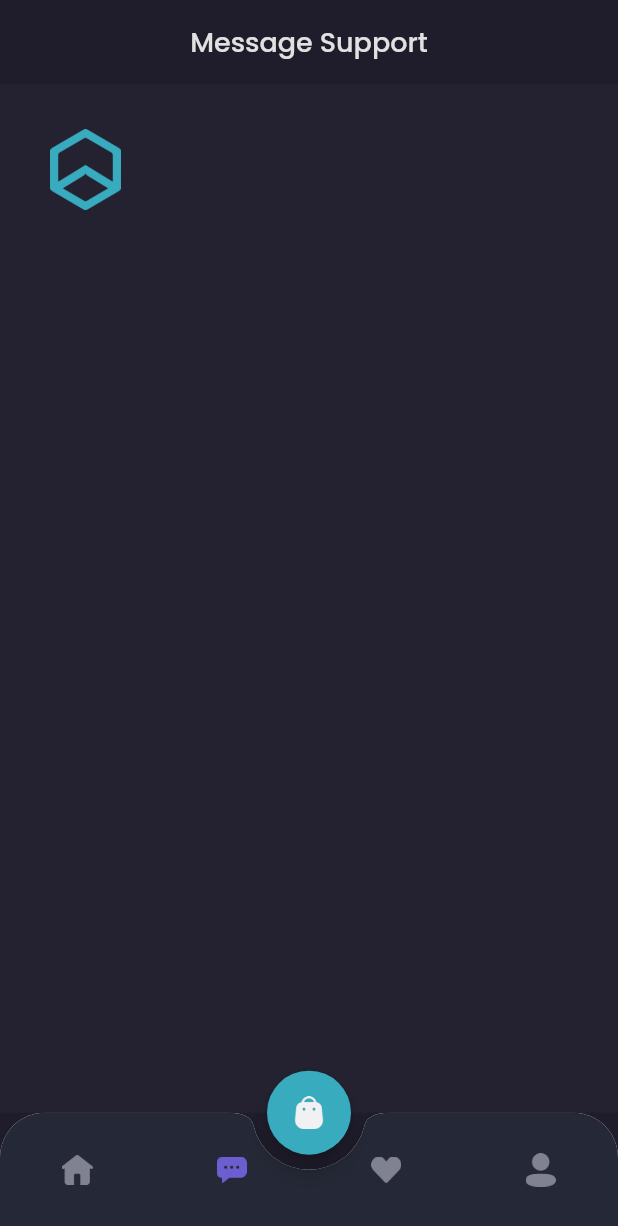
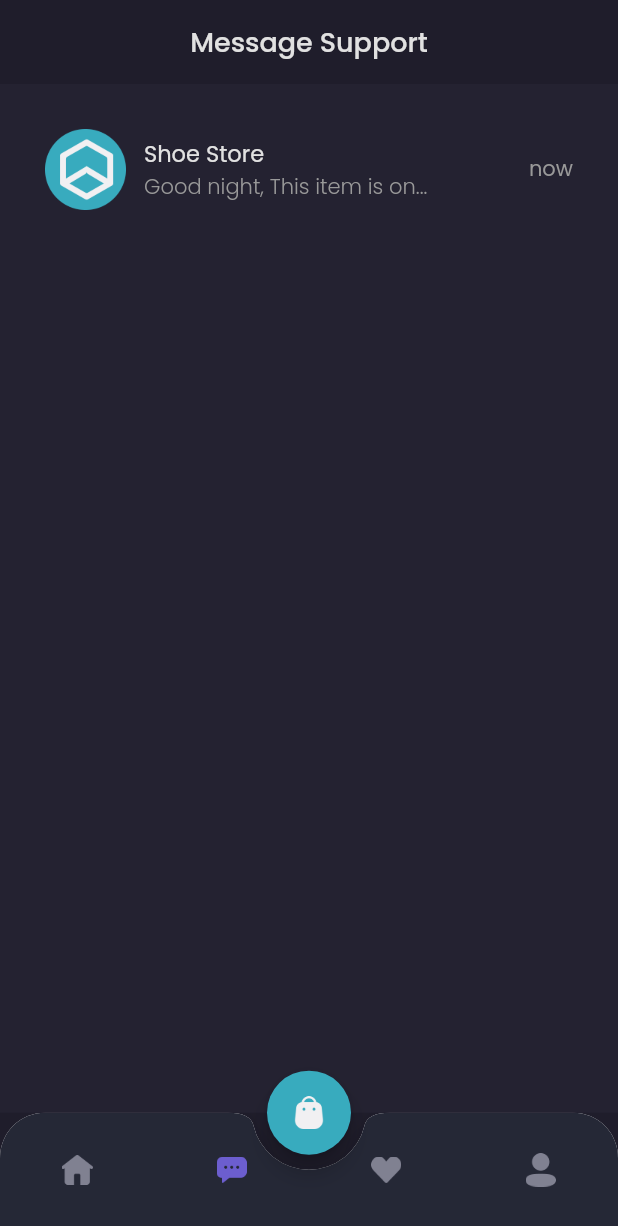
Before and after one commit to TOGICANDRA2734/shamo, a Flutter app: the MainPage screen opened by its route, item 2 of the bottom bar chosen, on a phone screen of 412 x 824 dp. Shown: the top 1226 px of the screen. Run offline on Flutter 3.47's test engine with Material 2 defaults, Android fonts, the phone set to English and light mode, and no system bars; our stand-ins replace google_fonts.

Commit message:
chat_tile added

```diff
--- a/lib/widgets/chat_tile.dart
+++ b/lib/widgets/chat_tile.dart
@@ -2,6 +2,8 @@ import 'package:flutter/material.dart';
 import 'package:shamo/theme.dart';
 
 class ChatTile extends StatelessWidget {
+  const ChatTile({super.key});
+
   @override
   Widget build(BuildContext context) {
     return Container(
@@ -11,12 +13,43 @@ class ChatTile extends StatelessWidget {
             Row(
               children: [
                 Image.asset(
-                  "assets/icon_splash.png",
+                  "assets/shop_icon.png",
                   width: 54,
                   height: 54,
+                ),
+                const SizedBox(
+                  width: 12,
+                ),
+                Expanded(
+                  child: Column(
+                    crossAxisAlignment: CrossAxisAlignment.start,
+                    children: [
+                      Text(
+                        "Shoe Store",
+                        style: primaryTextStyle.copyWith(
+                          fontSize: 15,
+                        ),
+                      ),
+                      Text(
+                        "Good night, This item is on...",
+                        style: secondaryTextStyle.copyWith(
+                          fontSize: 14,
+                          fontWeight: light,
+                        ),
+                        overflow: TextOverflow.ellipsis,
+                      )
+                    ],
+                  ),
+                ),
+                Text(
+                  "now",
+                  style: secondaryTextStyle.copyWith(
+                    fontSize: 14,
+                  ),
                 )
               ],
-            )
+            ),
+            // SizedBox(12,1);
           ],
         ));
   }
```
